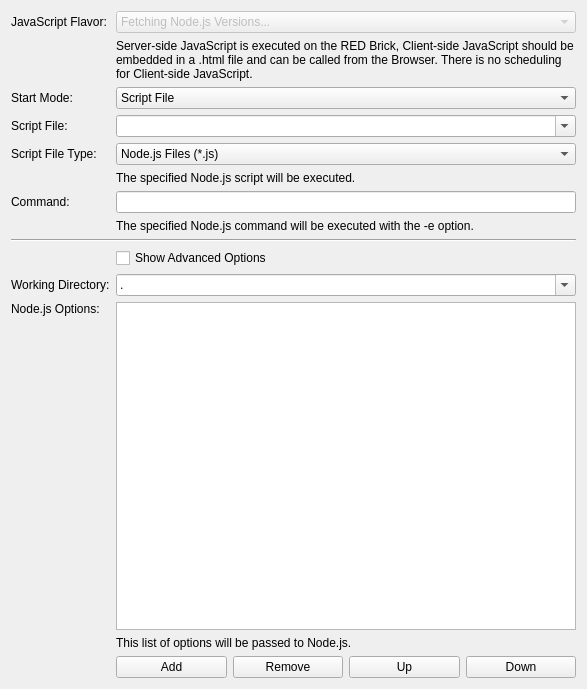
The window that src/brickv/plugin_system/plugins/red/ui/program_page_javascript.ui (Tinkerforge/brickv) describes before a commit, drawn with Qt 5.
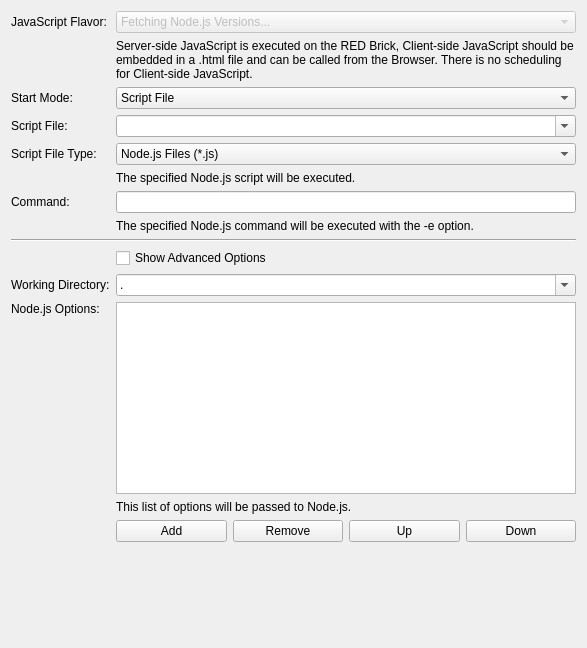
The same window after the commit. Custom widgets are drawn as their Qt base class.

Commit message:
red-brick/pw: Add spacers to program pages to ensure proper layout expansion
Before the Python, JavaScript and PHP pages would not layout correctly
in all situations.

```diff
--- a/src/brickv/plugin_system/plugins/red/ui/program_page_javascript.ui
+++ b/src/brickv/plugin_system/plugins/red/ui/program_page_javascript.ui
@@ -7,7 +7,7 @@
     <x>0</x>
     <y>0</y>
     <width>587</width>
-    <height>689</height>
+    <height>648</height>
    </rect>
   </property>
   <property name="windowTitle">
@@ -251,6 +251,19 @@
        </property>
       </widget>
      </item>
+     <item row="14" column="1" colspan="4">
+      <widget class="QLabel" name="label_spacer">
+       <property name="sizePolicy">
+        <sizepolicy hsizetype="Preferred" vsizetype="Preferred">
+         <horstretch>0</horstretch>
+         <verstretch>1</verstretch>
+        </sizepolicy>
+       </property>
+       <property name="text">
+        <string>&lt;spacer&gt;</string>
+       </property>
+      </widget>
+     </item>
     </layout>
    </item>
   </layout>
```
The commit also changes 24 other files.
